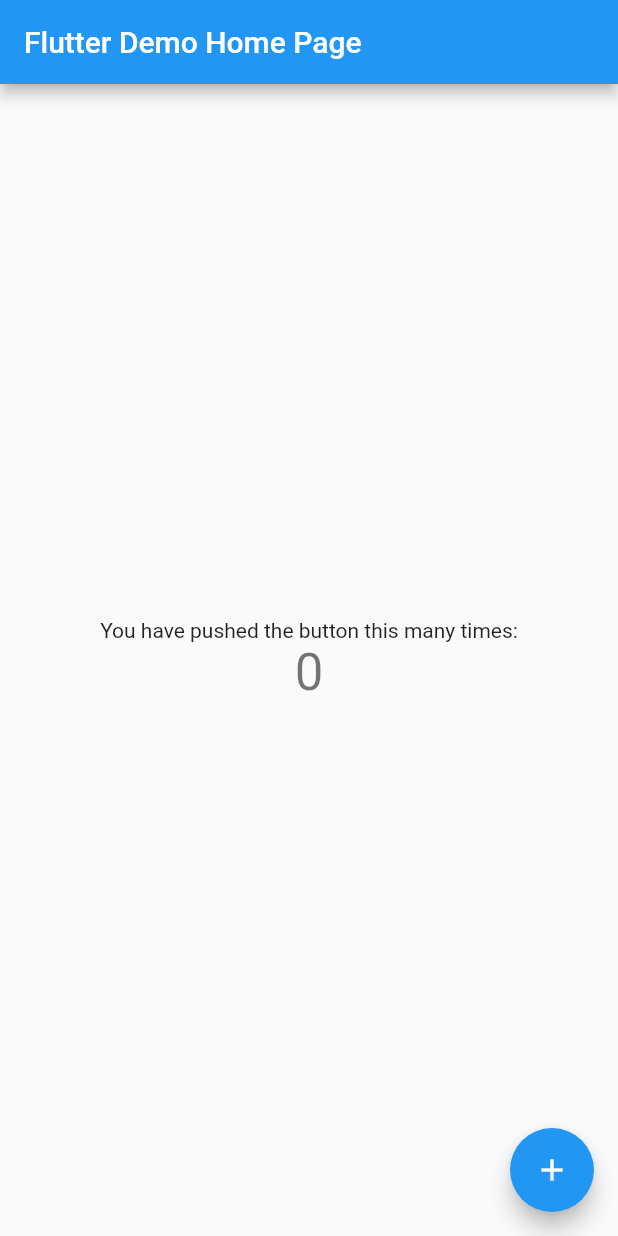
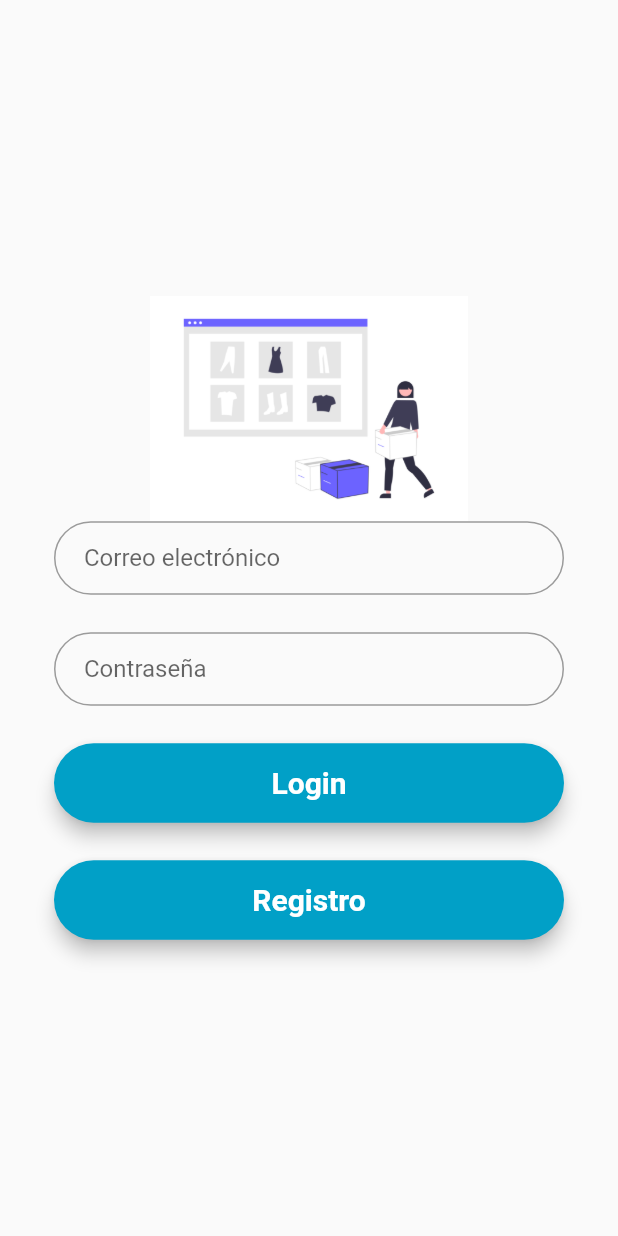
Before and after one commit to UEHG260899/PA-Evaluacion-1, a Flutter app: the screen it shows after launch, on a phone screen of 412 x 824 dp. Run offline on Flutter 3.47's test engine with Material 2 defaults, Android fonts, the phone set to English and light mode, and no system bars; Roboto replaces fonts that are missing (Montserrat).

Commit message:
agregado : interfaces de registro y login

```diff
--- a/lib/main.dart
+++ b/lib/main.dart
@@ -1,113 +1,7 @@
 import 'package:flutter/material.dart';
+
+import 'package:evaluacion_1/src/app.dart';
 
 void main() {
   runApp(MyApp());
 }
-
-class MyApp extends StatelessWidget {
-  // This widget is the root of your application.
-  @override
-  Widget build(BuildContext context) {
-    return MaterialApp(
-      title: 'Flutter Demo',
-      theme: ThemeData(
-        // This is the theme of your application.
-        //
-        // Try running your application with "flutter run". You'll see the
-        // application has a blue toolbar. Then, without quitting the app, try
-        // changing the primarySwatch below to Colors.green and then invoke
-        // "hot reload" (press "r" in the console where you ran "flutter run",
-        // or simply save your changes to "hot reload" in a Flutter IDE).
-        // Notice that the counter didn't reset back to zero; the application
-        // is not restarted.
-        primarySwatch: Colors.blue,
-      ),
-      home: MyHomePage(title: 'Flutter Demo Home Page'),
-    );
-  }
-}
-
-class MyHomePage extends StatefulWidget {
-  MyHomePage({Key? key, required this.title}) : super(key: key);
-
-  // This widget is the home page of your application. It is stateful, meaning
-  // that it has a State object (defined below) that contains fields that affect
-  // how it looks.
-
-  // This class is the configuration for the state. It holds the values (in this
-  // case the title) provided by the parent (in this case the App widget) and
-  // used by the build method of the State. Fields in a Widget subclass are
-  // always marked "final".
-
-  final String title;
-
-  @override
-  _MyHomePageState createState() => _MyHomePageState();
-}
-
-class _MyHomePageState extends State<MyHomePage> {
-  int _counter = 0;
-
-  void _incrementCounter() {
-    setState(() {
-      // This call to setState tells the Flutter framework that something has
-      // changed in this State, which causes it to rerun the build method below
-      // so that the display can reflect the updated values. If we changed
-      // _counter without calling setState(), then the build method would not be
-      // called again, and so nothing would appear to happen.
-      _counter++;
-    });
-  }
-
-  @override
-  Widget build(BuildContext context) {
-    // This method is rerun every time setState is called, for instance as done
-    // by the _incrementCounter method above.
-    //
-    // The Flutter framework has been optimized to make rerunning build methods
-    // fast, so that you can just rebuild anything that needs updating rather
-    // than having to individually change instances of widgets.
-    return Scaffold(
-      appBar: AppBar(
-        // Here we take the value from the MyHomePage object that was created by
-        // the App.build method, and use it to set our appbar title.
-        title: Text(widget.title),
-      ),
-      body: Center(
-        // Center is a layout widget. It takes a single child and positions it
-        // in the middle of the parent.
-        child: Column(
-          // Column is also a layout widget. It takes a list of children and
-          // arranges them vertically. By default, it sizes itself to fit its
-          // children horizontally, and tries to be as tall as its parent.
-          //
-          // Invoke "debug painting" (press "p" in the console, choose the
-          // "Toggle Debug Paint" action from the Flutter Inspector in Android
-          // Studio, or the "Toggle Debug Paint" command in Visual Studio Code)
-          // to see the wireframe for each widget.
-          //
-          // Column has various properties to control how it sizes itself and
-          // how it positions its children. Here we use mainAxisAlignment to
-          // center the children vertically; the main axis here is the vertical
-          // axis because Columns are vertical (the cross axis would be
-          // horizontal).
-          mainAxisAlignment: MainAxisAlignment.center,
-          children: <Widget>[
-            Text(
-              'You have pushed the button this many times:',
-            ),
-            Text(
-              '$_counter',
-              style: Theme.of(context).textTheme.headline4,
-            ),
-          ],
-        ),
-      ),
-      floatingActionButton: FloatingActionButton(
-        onPressed: _incrementCounter,
-        tooltip: 'Increment',
-        child: Icon(Icons.add),
-      ), // This trailing comma makes auto-formatting nicer for build methods.
-    );
-  }
-}
--- /dev/null
+++ b/lib/src/app.dart
@@ -0,0 +1,19 @@
+import 'package:flutter/material.dart';
+
+import 'package:evaluacion_1/src/auth/views/login_view.dart';
+
+class MyApp extends StatelessWidget {
+  const MyApp({Key? key}) : super(key: key);
+
+  @override
+  Widget build(BuildContext context) {
+    return MaterialApp(
+      title: 'Hola',
+      theme: ThemeData(
+        primaryColor: Colors.yellow
+      ),
+      debugShowCheckedModeBanner: false,
+      home: LoginView()
+    );
+  }
+}
--- /dev/null
+++ b/lib/src/auth/views/login_view.dart
@@ -0,0 +1,125 @@
+import 'package:flutter/material.dart';
+
+import 'package:evaluacion_1/src/auth/views/registro_view.dart';
+
+class LoginView extends StatefulWidget {
+  LoginView({Key? key}) : super(key: key);
+
+  @override
+  _LoginViewState createState() => _LoginViewState();
+}
+
+class _LoginViewState extends State<LoginView> {
+  TextStyle style = TextStyle(fontFamily: 'Montserrat', fontSize: 20.0);
+  TextEditingController? emailController;
+  TextEditingController? passController;
+
+  @override
+  void initState() {
+    super.initState();
+    emailController = new TextEditingController();
+    passController = new TextEditingController();
+  }
+
+  @override
+  Widget build(BuildContext context) {
+    return Scaffold(
+      body: Center(
+        child: SingleChildScrollView(
+          child: Container(
+            child: Padding(
+              padding: const EdgeInsets.all(36.0),
+              child: Column(
+                crossAxisAlignment: CrossAxisAlignment.center,
+                mainAxisAlignment: MainAxisAlignment.center,
+                children: <Widget>[
+                  SizedBox(
+                    height: 150.0,
+                    child: Image.asset(
+                      "assets/login.png",
+                      fit: BoxFit.contain,
+                    ),
+                  ),
+                  mailField(),
+                  SizedBox(
+                    height: 25.0,
+                  ),
+                  passField(),
+                  SizedBox(
+                    height: 25.0,
+                  ),
+                  loginBtn(context),
+                  SizedBox(
+                    height: 25.0,
+                  ),
+                  registroBtn(context),
+                ],
+              ),
+            ),
+          ),
+        ),
+      ),
+    );
+  }
+
+  Widget mailField() {
+    return TextField(
+      keyboardType: TextInputType.emailAddress,
+      controller: emailController,
+      decoration: InputDecoration(
+          contentPadding: EdgeInsets.fromLTRB(20.0, 15.0, 20.0, 15.0),
+          hintText: 'Correo electrónico',
+          border:
+              OutlineInputBorder(borderRadius: BorderRadius.circular(32.0))),
+    );
+  }
+
+  Widget passField() {
+    return TextField(
+      obscureText: true,
+      controller: passController,
+      keyboardType: TextInputType.emailAddress,
+      decoration: InputDecoration(
+          contentPadding: EdgeInsets.fromLTRB(20.0, 15.0, 20.0, 15.0),
+          hintText: 'Contraseña',
+          border:
+              OutlineInputBorder(borderRadius: BorderRadius.circular(32.0))),
+    );
+  }
+
+  Widget loginBtn(BuildContext context) {
+    return Material(
+      elevation: 5.0,
+      borderRadius: BorderRadius.circular(30.0),
+      color: Color(0xff01A0C7),
+      child: MaterialButton(
+        minWidth: MediaQuery.of(context).size.width,
+        padding: EdgeInsets.fromLTRB(20.0, 15.0, 20.0, 15.0),
+        onPressed: () {},
+        child: Text("Login",
+            textAlign: TextAlign.center,
+            style: style.copyWith(
+                color: Colors.white, fontWeight: FontWeight.bold)),
+      ),
+    );
+  }
+
+  Widget registroBtn(BuildContext context) {
+    return Material(
+      elevation: 5.0,
+      borderRadius: BorderRadius.circular(30.0),
+      color: Color(0xff01A0C7),
+      child: MaterialButton(
+        minWidth: MediaQuery.of(context).size.width,
+        padding: EdgeInsets.fromLTRB(20.0, 15.0, 20.0, 15.0),
+        onPressed: () {
+          Navigator.of(context).push(MaterialPageRoute(builder: (context) => RegistroView()));
+        },
+        child: Text("Registro",
+            textAlign: TextAlign.center,
+            style: style.copyWith(
+                color: Colors.white, fontWeight: FontWeight.bold)),
+      ),
+    );
+  }
+}
--- a/pubspec.yaml
+++ b/pubspec.yaml
@@ -45,9 +45,10 @@
   uses-material-design: true
 
   # To add assets to your application, add an assets section, like this:
-  # assets:
+  assets:
   #   - images/a_dot_burr.jpeg
   #   - images/a_dot_ham.jpeg
+      - assets/
 
   # An image asset can refer to one or more resolution-specific "variants", see
   # https://flutter.dev/assets-and-images/#resolution-aware.
```
Also changed, not shown: lib/src/auth/clase_widgets.dart (added, +33 -0 lines), lib/src/auth/views/registro_view.dart (added, +146 -0 lines), assets/login.png (added), assets/register.png (added), 4 other files.
